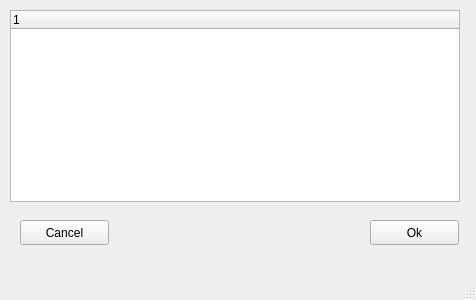
Above: KBD/browsewindow.ui from D7R103/KBD before the change. Below: the same form after it.
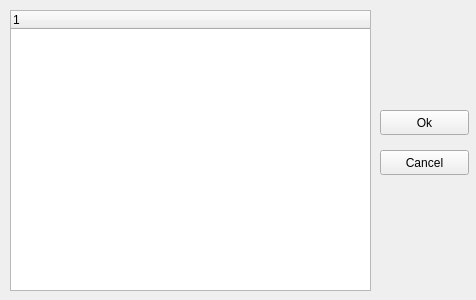
That is the form after the change.

Diff of the .ui file:
```diff
--- a/KBD/browsewindow.ui
+++ b/KBD/browsewindow.ui
@@ -31,8 +31,8 @@
      <rect>
       <x>10</x>
       <y>10</y>
-      <width>450</width>
-      <height>192</height>
+      <width>361</width>
+      <height>281</height>
      </rect>
     </property>
     <column>
@@ -44,8 +44,8 @@
    <widget class="QPushButton" name="btn_cancel">
     <property name="geometry">
      <rect>
-      <x>20</x>
-      <y>220</y>
+      <x>380</x>
+      <y>150</y>
       <width>89</width>
       <height>25</height>
      </rect>
@@ -57,8 +57,8 @@
    <widget class="QPushButton" name="btn_ok">
     <property name="geometry">
      <rect>
-      <x>370</x>
-      <y>220</y>
+      <x>380</x>
+      <y>110</y>
       <width>89</width>
       <height>25</height>
      </rect>
@@ -68,17 +68,6 @@
     </property>
    </widget>
   </widget>
-  <widget class="QMenuBar" name="menubar">
-   <property name="geometry">
-    <rect>
-     <x>0</x>
-     <y>0</y>
-     <width>476</width>
-     <height>22</height>
-    </rect>
-   </property>
-  </widget>
-  <widget class="QStatusBar" name="statusbar"/>
  </widget>
  <resources/>
  <connections>
```
Left out of the diff: 13 changed lines with no effect on the pictures.
